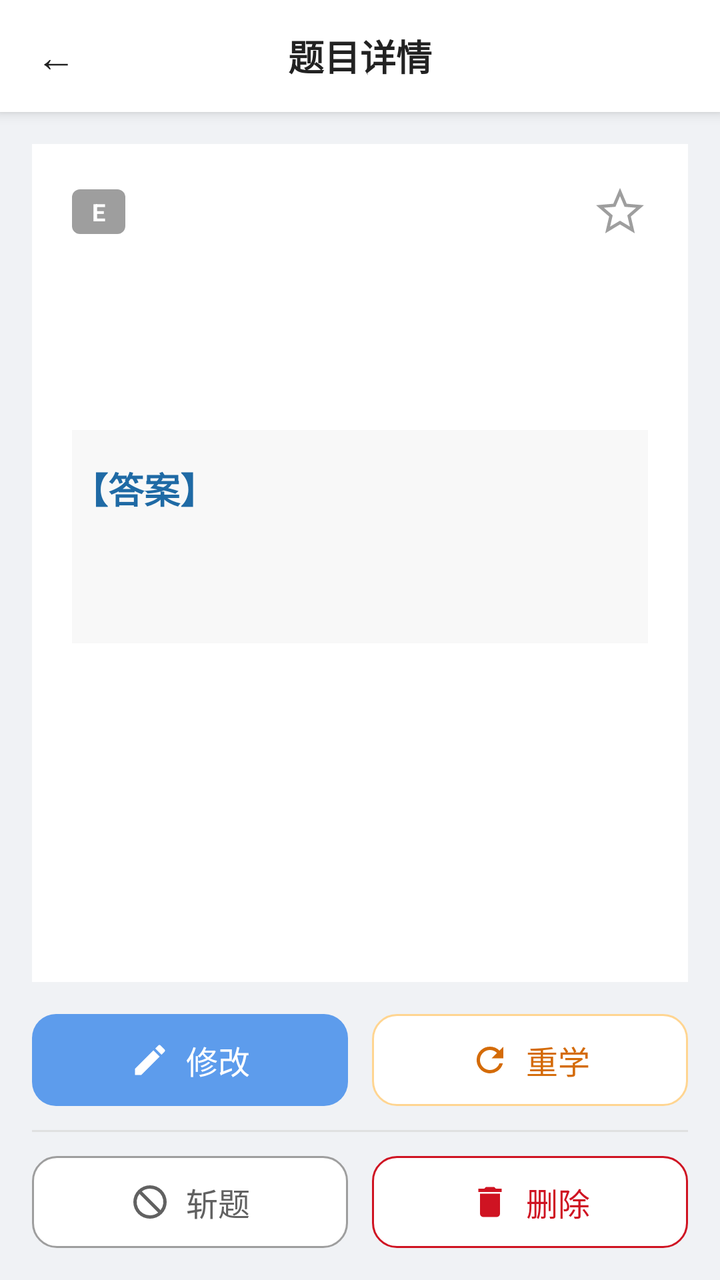
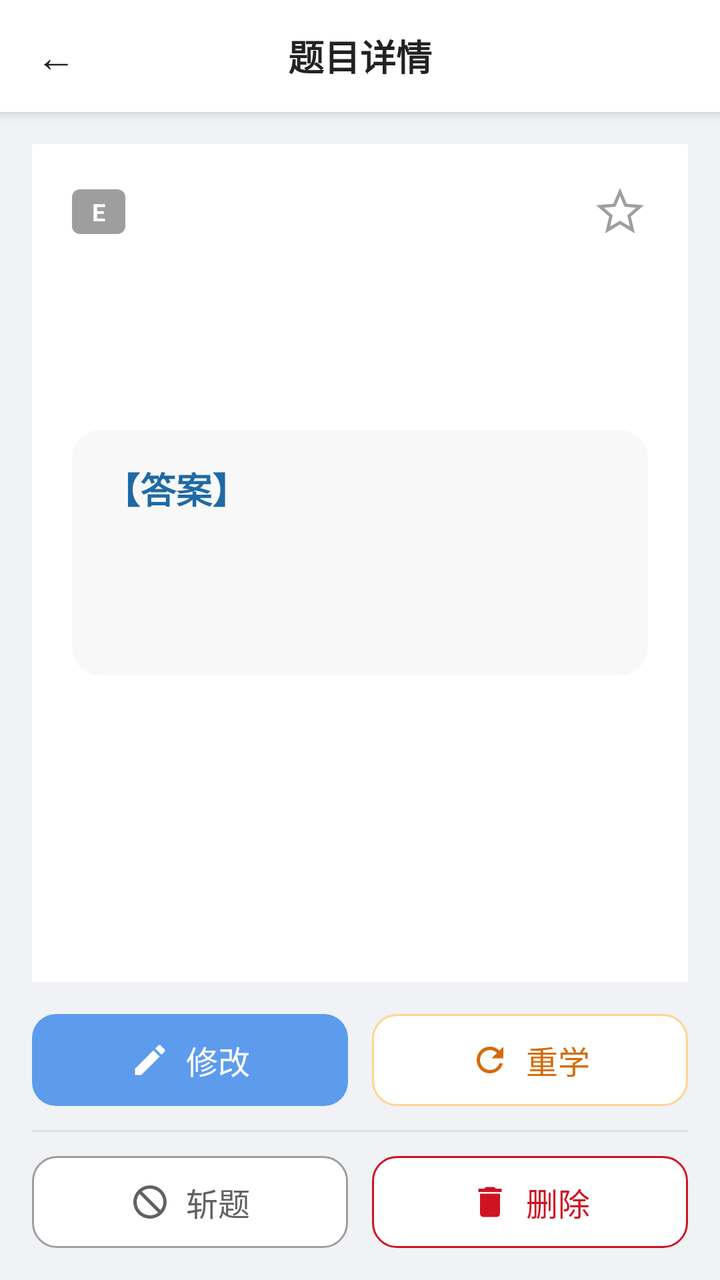

Before-and-after screenshots of an Android layout around one commit, followed by the original layout XML and the change that was made.
<!-- AndroidManifest.xml: application theme Theme.Demo -->
<!-- res/layout/activity_question_detail.xml -->
<?xml version="1.0" encoding="utf-8"?>
<LinearLayout
    xmlns:android="http://schemas.android.com/apk/res/android"
    xmlns:app="http://schemas.android.com/apk/res-auto"
    android:layout_width="match_parent"
    android:layout_height="match_parent"
    android:orientation="vertical"
    android:background="@color/page_bg">

    
    <LinearLayout style="@style/TopBar">

        <TextView
            android:id="@+id/btn_back"
            style="@style/TopBarBack" />

        <TextView
            style="@style/TopBarTitle"
            android:text="题目详情" />

        <View
            android:layout_width="56dp"
            android:layout_height="1dp" />
    </LinearLayout>

    
    <LinearLayout
        android:layout_width="match_parent"
        android:layout_height="0dp"
        android:layout_weight="1"
        android:orientation="vertical"
        android:padding="16dp">

    <androidx.core.widget.NestedScrollView
        android:layout_width="match_parent"
        android:layout_height="0dp"
        android:layout_weight="1"
        android:background="@color/white"
        android:padding="20dp">

        <LinearLayout
            android:layout_width="match_parent"
            android:layout_height="wrap_content"
            android:orientation="vertical">

            
            <LinearLayout
                android:layout_width="match_parent"
                android:layout_height="wrap_content"
                android:orientation="horizontal"
                android:gravity="center_vertical"
                android:layout_marginBottom="12dp">

                <TextView
                    android:id="@+id/tv_level_badge"
                    android:layout_width="wrap_content"
                    android:layout_height="wrap_content"
                    android:background="@drawable/bg_level_badge"
                    android:paddingHorizontal="10dp"
                    android:paddingVertical="3dp"
                    android:textColor="@color/white"
                    android:textSize="@dimen/text_size_caption"
                    android:textStyle="bold"
                    android:text="E" />

                <TextView
                    android:id="@+id/tv_excluded_badge"
                    android:layout_width="wrap_content"
                    android:layout_height="wrap_content"
                    android:layout_marginStart="8dp"
                    android:background="@drawable/bg_level_badge"
                    android:paddingHorizontal="10dp"
                    android:paddingVertical="3dp"
                    android:textColor="@color/white"
                    android:textSize="@dimen/text_size_caption"
                    android:textStyle="bold"
                    android:text="已斩"
                    android:visibility="gone" />

                <View
                    android:layout_width="0dp"
                    android:layout_height="1dp"
                    android:layout_weight="1" />

                <ImageView
                    android:id="@+id/btn_favorite"
                    android:layout_width="28dp"
                    android:layout_height="28dp"
                    android:padding="2dp"
                    android:foreground="?attr/selectableItemBackground"
                    android:clickable="true"
                    android:focusable="true"
                    android:src="@drawable/ic_star_outline"
                    android:contentDescription="收藏" />
            </LinearLayout>

            <LinearLayout
                android:id="@+id/encounter_block"
                android:layout_width="match_parent"
                android:layout_height="wrap_content"
                android:orientation="vertical"
                android:layout_marginBottom="15dp"
                android:visibility="gone">

                <TextView
                    android:id="@+id/tv_enc_id"
                    android:layout_width="wrap_content"
                    android:layout_height="wrap_content"
                    android:textColor="@color/text_secondary"
                    android:textSize="@dimen/text_size_caption"
                    android:singleLine="true"
                    android:clickable="true"
                    android:focusable="true"
                    android:foreground="?attr/selectableItemBackground"
                    android:contentDescription="复制本题ID" />

                <TextView
                    android:id="@+id/tv_enc_count"
                    android:layout_width="wrap_content"
                    android:layout_height="wrap_content"
                    android:layout_marginTop="4dp"
                    android:textColor="@color/text_secondary"
                    android:textSize="@dimen/text_size_caption"
                    android:singleLine="true" />

                <TextView
                    android:id="@+id/tv_enc_time"
                    android:layout_width="wrap_content"
                    android:layout_height="wrap_content"
                    android:layout_marginTop="4dp"
                    android:textColor="@color/text_secondary"
                    android:textSize="@dimen/text_size_caption"
                    android:singleLine="true" />
            </LinearLayout>

            <TextView
                android:id="@+id/tv_question"
                android:layout_width="match_parent"
                android:layout_height="wrap_content"
                android:textSize="@dimen/text_size_display"
                android:textColor="@color/text_primary"
                android:lineSpacingExtra="8dp" />

            <HorizontalScrollView
                android:layout_width="match_parent"
                android:layout_height="wrap_content"
                android:layout_marginTop="16dp">
                <LinearLayout
                    android:id="@+id/review_image_layout"
                    android:layout_width="wrap_content"
                    android:layout_height="wrap_content"
                    android:orientation="horizontal"
                    android:padding="8dp" />
            </HorizontalScrollView>

            <LinearLayout
                android:id="@+id/answer_layout"
                android:layout_width="match_parent"
                android:layout_height="wrap_content"
                android:orientation="vertical"
                android:layout_marginTop="24dp"
                android:paddingTop="16dp"
                android:background="@color/surface_subtle">

                <TextView
                    android:layout_width="wrap_content"
                    android:layout_height="wrap_content"
                    android:text="【答案】"
                    android:textSize="@dimen/text_size_title"
                    android:textStyle="bold"
                    android:textColor="@color/detail_primary" />

                <TextView
                    android:id="@+id/tv_answer"
                    android:layout_width="match_parent"
                    android:layout_height="wrap_content"
                    android:textSize="@dimen/text_size_title"
                    android:textColor="@color/text_primary"
                    android:layout_marginTop="8dp" />

                <HorizontalScrollView
                    android:layout_width="match_parent"
                    android:layout_height="wrap_content"
                    android:layout_marginTop="16dp">
                    <LinearLayout
                        android:id="@+id/answer_image_layout"
                        android:layout_width="wrap_content"
                        android:layout_height="wrap_content"
                        android:orientation="horizontal"
                        android:padding="8dp" />
                </HorizontalScrollView>

            </LinearLayout>

        </LinearLayout>

    </androidx.core.widget.NestedScrollView>

    
    <LinearLayout
        android:id="@+id/action_group"
        android:layout_width="match_parent"
        android:layout_height="wrap_content"
        android:orientation="vertical"
        android:layout_marginTop="16dp">

        
        <LinearLayout
            android:layout_width="match_parent"
            android:layout_height="wrap_content"
            android:orientation="horizontal">

            <LinearLayout
                android:id="@+id/btn_edit"
                android:layout_width="0dp"
                android:layout_weight="1"
                android:layout_height="46dp"
                android:orientation="horizontal"
                android:gravity="center"
                android:background="@drawable/bg_detail_primary"
                android:foreground="?attr/selectableItemBackground"
                android:clickable="true"
                android:focusable="true">

                <ImageView
                    android:layout_width="20dp"
                    android:layout_height="20dp"
                    android:layout_marginEnd="8dp"
                    android:src="@drawable/ic_detail_edit"
                    android:contentDescription="修改" />

                <TextView
                    android:layout_width="wrap_content"
                    android:layout_height="wrap_content"
                    android:text="修改"
                    android:textColor="@color/white"
                    android:textSize="@dimen/text_size_emphasis" />
            </LinearLayout>

            <LinearLayout
                android:id="@+id/btn_restudy"
                android:layout_width="0dp"
                android:layout_weight="1"
                android:layout_height="46dp"
                android:layout_marginStart="12dp"
                android:orientation="horizontal"
                android:gravity="center"
                android:background="@drawable/bg_detail_outline_warn"
                android:foreground="?attr/selectableItemBackground"
                android:clickable="true"
                android:focusable="true">

                <ImageView
                    android:layout_width="20dp"
                    android:layout_height="20dp"
                    android:layout_marginEnd="8dp"
                    android:src="@drawable/ic_detail_restudy"
                    android:contentDescription="重学" />

                <TextView
                    android:layout_width="wrap_content"
                    android:layout_height="wrap_content"
                    android:text="重学"
                    android:textColor="@color/state_warn_strong"
                    android:textSize="@dimen/text_size_emphasis" />
            </LinearLayout>
        </LinearLayout>

        
        <View
            android:layout_width="match_parent"
            android:layout_height="1dp"
            android:background="@color/divider"
            android:layout_marginTop="12dp"
            android:layout_marginBottom="12dp" />

        
        <LinearLayout
            android:layout_width="match_parent"
            android:layout_height="wrap_content"
            android:orientation="horizontal">

            <LinearLayout
                android:id="@+id/btn_exclude"
                android:layout_width="0dp"
                android:layout_weight="1"
                android:layout_height="46dp"
                android:orientation="horizontal"
                android:gravity="center"
                android:background="@drawable/bg_detail_outline_gray"
                android:foreground="?attr/selectableItemBackground"
                android:clickable="true"
                android:focusable="true">

                <ImageView
                    android:id="@+id/btn_exclude_icon"
                    android:layout_width="20dp"
                    android:layout_height="20dp"
                    android:layout_marginEnd="8dp"
                    android:src="@drawable/ic_detail_exclude"
                    android:contentDescription="斩题" />

                <TextView
                    android:id="@+id/btn_exclude_text"
                    android:layout_width="wrap_content"
                    android:layout_height="wrap_content"
                    android:text="斩题"
                    android:textColor="@color/text_secondary"
                    android:textSize="@dimen/text_size_emphasis" />
            </LinearLayout>

            <LinearLayout
                android:id="@+id/btn_delete"
                android:layout_width="0dp"
                android:layout_weight="1"
                android:layout_height="46dp"
                android:layout_marginStart="12dp"
                android:orientation="horizontal"
                android:gravity="center"
                android:background="@drawable/bg_detail_outline_danger"
                android:foreground="?attr/selectableItemBackground"
                android:clickable="true"
                android:focusable="true">

                <ImageView
                    android:layout_width="20dp"
                    android:layout_height="20dp"
                    android:layout_marginEnd="8dp"
                    android:src="@drawable/ic_detail_delete"
                    android:contentDescription="删除" />

                <TextView
                    android:layout_width="wrap_content"
                    android:layout_height="wrap_content"
                    android:text="删除"
                    android:textColor="@color/state_danger_text"
                    android:textSize="@dimen/text_size_emphasis" />
            </LinearLayout>
        </LinearLayout>

    </LinearLayout>

    </LinearLayout>

</LinearLayout>
<!-- resources referenced by this layout -->
<resources>
  <color name="detail_primary">#1F6AA5</color>
  <color name="divider">#E0E0E0</color>
  <color name="page_bg">#F0F2F5</color>
  <color name="state_danger_text">#CF1322</color>
  <color name="state_warn_strong">#D46B08</color>
  <color name="surface_subtle">#F8F8F8</color>
  <color name="text_primary">#222222</color>
  <color name="text_secondary">#616161</color>
  <color name="white">#FFFFFFFF</color>
  <dimen name="text_size_caption">12sp</dimen>
  <dimen name="text_size_display">20sp</dimen>
  <dimen name="text_size_emphasis">16sp</dimen>
  <dimen name="text_size_title">18sp</dimen>
  <!-- drawable bg_detail_outline_danger (drawable) -->
  <?xml version="1.0" encoding="utf-8"?>
  <shape xmlns:android="http://schemas.android.com/apk/res/android"
      android:shape="rectangle">
      <corners android:radius="@dimen/corner_control" />
      <solid android:color="@color/white" />
      <stroke android:width="1dp" android:color="@color/state_danger_text" />
  </shape>
  <!-- drawable bg_detail_outline_gray (drawable) -->
  <?xml version="1.0" encoding="utf-8"?>
  <shape xmlns:android="http://schemas.android.com/apk/res/android"
      android:shape="rectangle">
      <corners android:radius="@dimen/corner_control" />
      <solid android:color="@color/white" />
      <stroke android:width="1dp" android:color="@color/detail_secondary_stroke" />
  </shape>
  <!-- drawable bg_detail_outline_warn (drawable) -->
  <?xml version="1.0" encoding="utf-8"?>
  <shape xmlns:android="http://schemas.android.com/apk/res/android"
      android:shape="rectangle">
      <corners android:radius="@dimen/corner_control" />
      <solid android:color="@color/white" />
      <stroke android:width="1dp" android:color="@color/state_warn_stroke" />
  </shape>
  <!-- drawable bg_detail_primary (drawable) -->
  <?xml version="1.0" encoding="utf-8"?>
  <shape xmlns:android="http://schemas.android.com/apk/res/android"
      android:shape="rectangle">
      <corners android:radius="@dimen/corner_control" />
      <solid android:color="@color/action_primary" />
  </shape>
  <!-- drawable bg_level_badge (drawable) -->
  <?xml version="1.0" encoding="utf-8"?>
  <shape xmlns:android="http://schemas.android.com/apk/res/android"
      android:shape="rectangle">
      <corners android:radius="4dp"/>
      <solid android:color="@color/level_e"/>
  </shape>
  <style name="TopBar">
          <item name="android:layout_width">match_parent</item>
          <item name="android:layout_height">56dp</item>
          <item name="android:orientation">horizontal</item>
          <item name="android:gravity">center_vertical</item>
          <item name="android:background">@color/home_card</item>
          <item name="android:elevation">4dp</item>
      </style>
  <style name="TopBarTitle">
          <item name="android:layout_width">0dp</item>
          <item name="android:layout_height">wrap_content</item>
          <item name="android:layout_weight">1</item>
          <item name="android:gravity">center</item>
          <item name="android:textSize">@dimen/text_size_title</item>
          <item name="android:textStyle">bold</item>
          <item name="android:textColor">@color/text_primary</item>
      </style>
  <style name="Theme.Demo" parent="Base.Theme.Demo" />
  <dimen name="corner_control">12dp</dimen>
  <color name="detail_secondary_stroke">#9E9E9E</color>
  <color name="state_warn_stroke">#FFD591</color>
  <color name="action_primary">#5D9CEC</color>
  <color name="level_e">#9E9E9E</color>
  <color name="home_card">#FFFFFF</color>
  <color name="home_bg">@color/page_bg</color>
  <!-- unchanged entries left out for length: 7 -->
</resources>

<!-- the commit's change to res/layout/activity_question_detail.xml (unified diff, before → after) -->
@@ -159,8 +159,8 @@
                 android:layout_height="wrap_content"
                 android:orientation="vertical"
                 android:layout_marginTop="24dp"
-                android:paddingTop="16dp"
-                android:background="@color/surface_subtle">
+                android:padding="16dp"
+                android:background="@drawable/bg_answer_block">
 
                 <TextView
                     android:layout_width="wrap_content"
<!-- resource entries referenced after the edit -->
@@ -6,6 +6,7 @@
   <color name="state_danger_text">#CF1322</color>
   <color name="state_warn_strong">#D46B08</color>
   <color name="surface_subtle">#F8F8F8</color>
+  <dimen name="corner_card">14dp</dimen>
   <color name="text_primary">#222222</color>
   <color name="text_secondary">#616161</color>
   <color name="white">#FFFFFFFF</color>
@@ -13,6 +14,13 @@
   <dimen name="text_size_display">20sp</dimen>
   <dimen name="text_size_emphasis">16sp</dimen>
   <dimen name="text_size_title">18sp</dimen>
+  <!-- drawable bg_answer_block (drawable) -->
+  <?xml version="1.0" encoding="utf-8"?>
+  <shape xmlns:android="http://schemas.android.com/apk/res/android"
+      android:shape="rectangle">
+      <solid android:color="@color/surface_subtle" />
+      <corners android:radius="@dimen/corner_card" />
+  </shape>
   <!-- drawable bg_detail_outline_danger (drawable) -->
   <?xml version="1.0" encoding="utf-8"?>
   <shape xmlns:android="http://schemas.android.com/apk/res/android"
